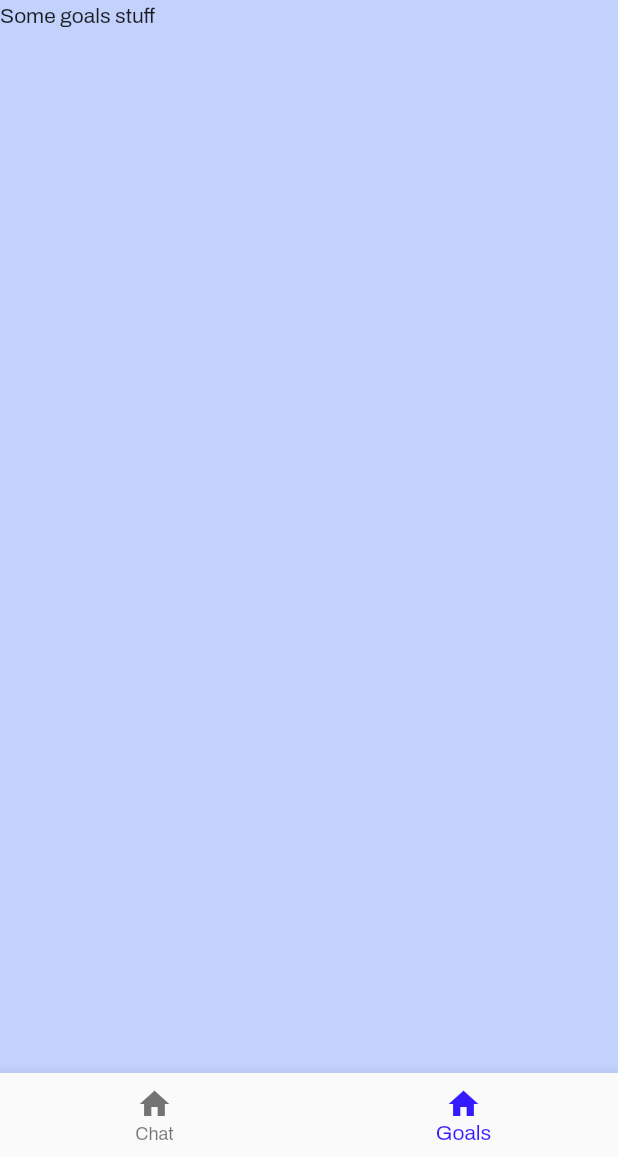
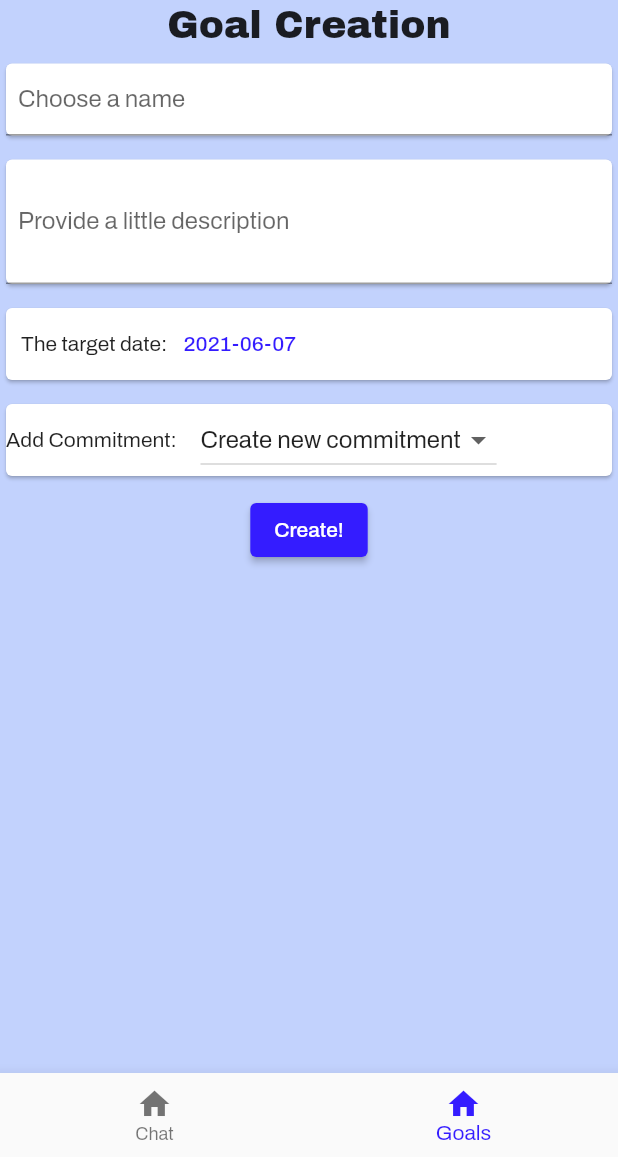
Before and after one commit to NoSuchThingAsRandom/CleoHackathon, a Flutter app: the screen it shows after launch, item 2 of the bottom bar chosen, on a phone screen of 412 x 824 dp, the part 79-1236 px from its top. Run offline on Flutter 3.47's test engine with Material 2 defaults, Android fonts, the phone set to English and light mode, and no system bars; our stand-ins replace google_fonts.

Commit message:
Goal creation is complete

```diff
--- a/lib/commitment_model.dart
+++ b/lib/commitment_model.dart
@@ -1,9 +1,10 @@
 /// The item that is given up to achieve an item
 class CommitmentModel {
+  String name;
   int targetAmount;
 
   /// Stores days and whether the commitment was successful on that day (true)
   Map<String, bool> successfulDays;
 
-  CommitmentModel(this.targetAmount, this.successfulDays);
+  CommitmentModel(this.name, this.targetAmount, this.successfulDays);
 }
--- /dev/null
+++ b/lib/goal_creation.dart
@@ -0,0 +1,174 @@
+import 'package:cleo_hackathon/commitment_model.dart';
+import 'package:flutter/material.dart';
+import 'package:google_fonts/google_fonts.dart';
+
+import 'data.dart';
+
+class GoalCreation extends StatefulWidget {
+  @override
+  State<StatefulWidget> createState() => GoalCreationState();
+}
+
+class GoalCreationState extends State<GoalCreation> {
+  final GlobalKey<FormState> _formKey = GlobalKey<FormState>();
+  final List<CommitmentModel> possibleCommitments = [
+    CommitmentModel("Starbucks", 50, {}),
+    CommitmentModel("Walk instead of bus", 50, {}),
+    CommitmentModel("Smiley Faces", 50, {})
+  ];
+  List<CommitmentModel> selectedCommitments = [];
+  DateTime selectedDate = DateTime.now();
+
+  //https://stackoverflow.com/a/52729082
+  Future<Null> _selectDate(BuildContext context) async {
+    final DateTime picked = (await showDatePicker(
+        context: context,
+        initialDate: selectedDate,
+        firstDate: DateTime(2015, 8),
+        lastDate: DateTime(2101)))!;
+    if (picked != selectedDate)
+      setState(() {
+        selectedDate = picked;
+      });
+  }
+
+  @override
+  Widget build(BuildContext context) {
+    List<DropdownMenuItem<CommitmentModel>> commitmentDropdownItems = this
+        .possibleCommitments
+        .map((commitment) => DropdownMenuItem<CommitmentModel>(
+            value: commitment, child: Text(commitment.name)))
+        .toList();
+    commitmentDropdownItems.add(DropdownMenuItem<CommitmentModel>(
+      value: null,
+      child: Text("Create new commitment"),
+    ));
+    return SingleChildScrollView(
+        child: Form(
+            key: _formKey,
+            child: Column(
+                mainAxisAlignment: MainAxisAlignment.center,
+                mainAxisSize: MainAxisSize.min,
+                children: [
+                  Text(
+                    "Goal Creation",
+                    style: GoogleFonts.archivoBlack(),
+                    //TextStyle(fontFamily: "GT-Flexa", color: Data.cleo_blue),
+                    textScaleFactor: 1.8,
+                  ),
+                  SizedBox(
+                    height: 8,
+                  ),
+                  Card(
+                    child: TextFormField(
+                      decoration: InputDecoration(
+                          contentPadding: EdgeInsets.only(left: 8, top: 8),
+                          border: UnderlineInputBorder(),
+                          hintText: "Bye bye coffee :(",
+                          labelText: "Choose a name "),
+                    ),
+                  ),
+                  SizedBox(
+                    height: 8,
+                  ),
+                  Card(
+                    child: TextFormField(
+                      minLines: 3,
+                      maxLines: 5,
+                      decoration: InputDecoration(
+                          contentPadding:
+                              EdgeInsets.only(left: 8, top: 8, bottom: 8),
+                          border: UnderlineInputBorder(),
+                          hintText:
+                              "This is a really cool goal, that means I'm gonna give up all my coffee for a month!!!",
+                          labelText: "Provide a little description "),
+                    ),
+                  ),
+                  SizedBox(
+                    height: 8,
+                  ),
+                  Card(
+                      child: Row(children: [
+                    SizedBox(width: 10.0),
+                    Text("The target date: "),
+                    TextButton(
+                      child: Text("${selectedDate.toLocal()}".split(' ')[0]),
+                      onPressed: () => _selectDate(context),
+                    ),
+                  ])),
+                  SizedBox(
+                    height: 8,
+                  ),
+                  Card(
+                      child: Column(
+                          mainAxisSize: MainAxisSize.min,
+                          mainAxisAlignment: MainAxisAlignment.center,
+                          children: [
+                        Row(
+                          children: [
+                            Text("Add Commitment:  "),
+                            Padding(
+                                padding: EdgeInsets.fromLTRB(10, 0, 0, 0),
+                                child: DropdownButton<CommitmentModel>(
+                                  value: null,
+                                  items: commitmentDropdownItems,
+                                  onChanged: (model) {
+                                    setState(() {
+                                      if (model != null) {
+                                        selectedCommitments.add(model);
+                                      }
+                                    });
+                                  },
+                                ))
+                          ],
+                        ),
+                        Flexible(
+                          child: ListView.separated(
+                              separatorBuilder: (context, index) => Divider(
+                                    color: Data.boss_black,
+                                  ),
+                              shrinkWrap: true,
+                              physics: NeverScrollableScrollPhysics(),
+                              itemCount: selectedCommitments.length,
+                              itemBuilder: (BuildContext context, int index) {
+                                CommitmentModel commitmentModel =
+                                    selectedCommitments.elementAt(index);
+                                return ListTile(
+                                  leading: IconButton(
+                                    icon: Icon(Icons.edit),
+                                    onPressed: () {
+                                      Navigator.pushNamed(
+                                          context, "NewCommitment");
+                                    },
+                                  ),
+                                  title: Text("${commitmentModel.name}"),
+                                  subtitle: Text(
+                                      "Amount per day £${commitmentModel.targetAmount}"),
+                                  trailing: IconButton(
+                                    icon: Icon(Icons.delete),
+                                    onPressed: () {
+                                      setState(() {
+                                        print("Delete $index");
+                                        this
+                                            .selectedCommitments
+                                            .removeAt(index);
+                                      });
+                                    },
+                                  ),
+                                );
+                              }),
+                        ),
+                      ])),
+                  SizedBox(
+                    height: 8,
+                  ),
+                  Align(
+                    alignment: Alignment.center,
+                    child: ElevatedButton(
+                      child: Text("Create!"),
+                      onPressed: () {},
+                    ),
+                  ),
+                ])));
+  }
+}
--- a/lib/main.dart
+++ b/lib/main.dart
@@ -1,10 +1,10 @@
 import 'package:cleo_hackathon/cleo_appbar.dart';
+import 'package:cleo_hackathon/goal_creation.dart';
 import 'package:flutter/material.dart';
 import 'package:google_fonts/google_fonts.dart';
 
 import 'chat_page.dart';
 import 'data.dart';
-import 'goals.dart';
 
 void main() {
   runApp(Cleo());
@@ -37,7 +37,7 @@ class _CleoAppState extends State<CleoApp> {
   int _selectedIndex = 0;
   List<Widget> _screens = <Widget>[
     ChatPage(),
-    Goals(),
+    GoalCreation(),
   ];
 
   void _onItemTapped(int index) {
```
